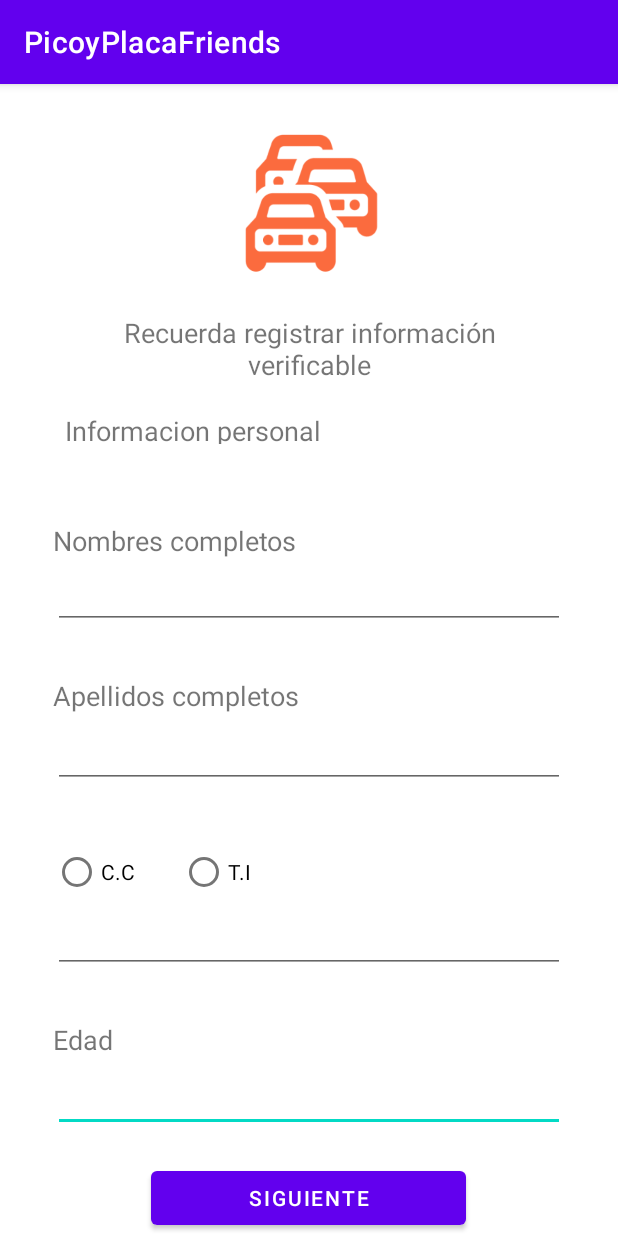
After one commit to camilovivas/PicoyPlacaFriends, an Android app: the PersonalInfoActivity screen opened directly, with no data from a screen before it, on a phone screen of 412 x 824 dp. The commit adds this screen. Run offline under Robolectric (Android 15) with nearby library versions, the phone set to English and light mode, and no system bars.

Commit message:
UserAndPassword and PersonalInfo Activity was added.

```diff
--- a/app/src/main/AndroidManifest.xml
+++ b/app/src/main/AndroidManifest.xml
@@ -9,6 +9,12 @@
         android:roundIcon="@mipmap/ic_launcher_round"
         android:supportsRtl="true"
         android:theme="@style/Theme.PicoyPlacaFriends">
+        <activity
+            android:name=".registro.UserAndPasswordActivity"
+            android:exported="false" />
+        <activity
+            android:name=".registro.PersonalInfoActivity"
+            android:exported="false" />
         <activity
             android:name=".registro.ContactInformationActivity"
             android:exported="false" />
--- /dev/null
+++ b/app/src/main/java/com/example/picoyplacafriends/registro/PersonalInfoActivity.java
@@ -0,0 +1,79 @@
+package com.example.picoyplacafriends.registro;
+
+import androidx.appcompat.app.AppCompatActivity;
+
+import android.content.Intent;
+import android.os.Bundle;
+import android.view.View;
+import android.widget.Button;
+import android.widget.EditText;
+import android.widget.RadioButton;
+
+import com.example.picoyplacafriends.R;
+
+public class PersonalInfoActivity extends AppCompatActivity {
+
+    private EditText txEAge;
+    private EditText txELastName;
+    private EditText txEName;
+    private EditText txEDocument;
+    private RadioButton rbCitizenshipCard;
+    private RadioButton rbIdentityCard;
+    private Button btNextActivity;
+
+    @Override
+    protected void onCreate(Bundle savedInstanceState) {
+        super.onCreate(savedInstanceState);
+        setContentView(R.layout.activity_personal_info);
+
+        //Referencias de los atributos a inicializar
+        txEAge = findViewById(R.id.txEAge);
+        txELastName = findViewById(R.id.txELastName);
+        txEName = findViewById(R.id.txEName);
+        txEDocument = findViewById(R.id.txEDocument);
+        rbCitizenshipCard = findViewById(R.id.rbCitizenshipCard);
+        rbIdentityCard = findViewById(R.id.rbIdentityCard);
+        btNextActivity = findViewById(R.id.btNextActivity);
+        addPersonInfo();
+    }
+
+    /**
+     * Recoge la información de una persona para ser tratada más adelante.
+     */
+    private void addPersonInfo(){
+        String name = txEName.getText().toString();
+        String lastName = txELastName.getText().toString();
+        String document = txEDocument.getText().toString();
+        String age = txEAge.getText().toString();
+
+        btNextActivity.setOnClickListener(v ->{
+            //INTENT: Se lanza la actividad de correspondiente a la información de un vehiculo
+            Intent intent = new Intent(this, VehicleInfo.class);
+            startActivity(intent);
+        });
+    }
+
+    /**
+     * Permite verficicar que radio button fue seleccionado.
+     * @param view
+     */
+    public void onRadioButtonClicked(View view) {
+        boolean ismarket = ((RadioButton) view).isChecked();
+
+        switch (view.getId()) {
+            case R.id.rbIdentityCard:
+                if (ismarket) {
+                    txEDocument.setHint("Digite su número de su cédula de ciudadanía ");
+                    // Aquí se realizará el proceso de validación de la cédula de ciudadanía
+                }
+                break;
+
+            case R.id.rbCitizenshipCard:
+                if (ismarket) {
+                    txEDocument.setHint("Digite su tarjeta de identidad");
+                    // Aquí se realizará el proceso de validación de la tarjeta de identidad
+                }
+                break;
+        }
+    }
+}
--- a/app/src/main/res/layout/activity_contact_information.xml
+++ b/app/src/main/res/layout/activity_contact_information.xml
@@ -8,8 +8,8 @@
 
     <ImageView
         android:id="@+id/logo"
-        android:layout_width="211dp"
-        android:layout_height="150dp"
+        android:layout_width="111dp"
+        android:layout_height="98dp"
         android:layout_marginStart="150dp"
         android:layout_marginTop="27dp"
         android:layout_marginEnd="150dp"
--- /dev/null
+++ b/app/src/main/res/layout/activity_personal_info.xml
@@ -0,0 +1,177 @@
+<?xml version="1.0" encoding="utf-8"?>
+<androidx.constraintlayout.widget.ConstraintLayout xmlns:android="http://schemas.android.com/apk/res/android"
+    xmlns:app="http://schemas.android.com/apk/res-auto"
+    xmlns:tools="http://schemas.android.com/tools"
+    android:layout_width="match_parent"
+    android:layout_height="match_parent"
+    tools:context=".registro.PersonalInfoActivity">
+
+    <EditText
+        android:id="@+id/txEAge"
+        android:layout_width="0dp"
+        android:layout_height="48dp"
+        android:layout_marginStart="35dp"
+        android:layout_marginTop="2dp"
+        android:layout_marginEnd="35dp"
+        android:ems="10"
+        android:inputType="textPersonName"
+        app:layout_constraintEnd_toEndOf="parent"
+        app:layout_constraintHorizontal_bias="0.492"
+        app:layout_constraintStart_toStartOf="parent"
+        app:layout_constraintTop_toBottomOf="@+id/textView19" />
+
+    <TextView
+        android:id="@+id/textView19"
+        android:layout_width="187dp"
+        android:layout_height="24dp"
+        android:layout_marginStart="35dp"
+        android:layout_marginTop="32dp"
+        android:layout_marginEnd="179dp"
+        android:text="Edad"
+        android:textSize="18sp"
+        app:layout_constraintEnd_toEndOf="parent"
+        app:layout_constraintHorizontal_bias="0.0"
+        app:layout_constraintStart_toStartOf="parent"
+        app:layout_constraintTop_toBottomOf="@+id/txEDocument" />
+
+    <EditText
+        android:id="@+id/txELastName"
+        android:layout_width="0dp"
+        android:layout_height="48dp"
+        android:layout_marginStart="35dp"
+        android:layout_marginTop="2dp"
+        android:layout_marginEnd="35dp"
+        android:ems="10"
+        android:inputType="textPersonName"
+        app:layout_constraintEnd_toEndOf="parent"
+        app:layout_constraintHorizontal_bias="0.492"
+        app:layout_constraintStart_toStartOf="parent"
+        app:layout_constraintTop_toBottomOf="@+id/textView18" />
+
+    <TextView
+        android:id="@+id/textView18"
+        android:layout_width="187dp"
+        android:layout_height="24dp"
+        android:layout_marginStart="35dp"
+        android:layout_marginTop="32dp"
+        android:layout_marginEnd="179dp"
+        android:text="Apellidos completos"
+        android:textSize="18sp"
+        app:layout_constraintEnd_toEndOf="parent"
+        app:layout_constraintHorizontal_bias="0.0"
+        app:layout_constraintStart_toStartOf="parent"
+        app:layout_constraintTop_toBottomOf="@+id/txEName" />
+
+    <ImageView
+        android:id="@+id/imageView8"
+        android:layout_width="111dp"
+        android:layout_height="98dp"
+        android:layout_marginTop="28dp"
+        app:layout_constraintEnd_toEndOf="parent"
+        app:layout_constraintStart_toStartOf="parent"
+        app:layout_constraintTop_toTopOf="parent"
+        app:srcCompat="@drawable/logo" />
+
+    <TextView
+        android:id="@+id/textView11"
+        android:layout_width="293dp"
+        android:layout_height="42dp"
+        android:layout_marginTop="27dp"
+        android:text="Recuerda registrar información verificable"
+        android:textAlignment="center"
+        android:textSize="18sp"
+        app:layout_constraintEnd_toEndOf="parent"
+        app:layout_constraintStart_toStartOf="parent"
+        app:layout_constraintTop_toBottomOf="@+id/imageView8" />
+
+    <TextView
+        android:id="@+id/textView16"
+        android:layout_width="189dp"
+        android:layout_height="21dp"
+        android:layout_marginStart="43dp"
+        android:layout_marginTop="23dp"
+        android:layout_marginEnd="179dp"
+        android:text="Informacion personal"
+        android:textSize="18sp"
+        app:layout_constraintEnd_toEndOf="parent"
+        app:layout_constraintStart_toStartOf="parent"
+        app:layout_constraintTop_toBottomOf="@+id/textView11" />
+
+    <TextView
+        android:id="@+id/textView17"
+        android:layout_width="187dp"
+        android:layout_height="24dp"
+        android:layout_marginStart="35dp"
+        android:layout_marginTop="52dp"
+        android:layout_marginEnd="179dp"
+        android:text="Nombres completos"
+        android:textSize="18sp"
+        app:layout_constraintEnd_toEndOf="parent"
+        app:layout_constraintHorizontal_bias="0.0"
+        app:layout_constraintStart_toStartOf="parent"
+        app:layout_constraintTop_toBottomOf="@+id/textView16" />
+
+    <EditText
+        android:id="@+id/txEName"
+        android:layout_width="0dp"
+        android:layout_height="wrap_content"
+        android:layout_marginStart="35dp"
+        android:layout_marginTop="2dp"
+        android:layout_marginEnd="35dp"
+        android:ems="10"
+        android:inputType="textPersonName"
+        app:layout_constraintEnd_toEndOf="parent"
+        app:layout_constraintHorizontal_bias="0.492"
+        app:layout_constraintStart_toStartOf="parent"
+        app:layout_constraintTop_toBottomOf="@+id/textView17" />
+
+    <EditText
+        android:id="@+id/txEDocument"
+        android:layout_width="0dp"
+        android:layout_height="41dp"
+        android:layout_marginStart="35dp"
+        android:layout_marginTop="2dp"
+        android:layout_marginEnd="35dp"
+        android:ems="10"
+        android:inputType="textPersonName"
+        app:layout_constraintEnd_toEndOf="parent"
+        app:layout_constraintHorizontal_bias="0.0"
+        app:layout_constraintStart_toStartOf="parent"
+        app:layout_constraintTop_toBottomOf="@+id/rbIdentityCard" />
+
+    <RadioButton
+        android:id="@+id/rbCitizenshipCard"
+        android:layout_width="wrap_content"
+        android:layout_height="wrap_content"
+        android:layout_marginStart="35dp"
+        android:layout_marginTop="32dp"
+        android:text="C.C"
+        app:layout_constraintStart_toStartOf="parent"
+        app:layout_constraintTop_toBottomOf="@+id/txELastName" />
+
+    <RadioButton
+        android:id="@+id/rbIdentityCard"
+        android:layout_width="0dp"
+        android:layout_height="wrap_content"
+        android:layout_marginStart="30dp"
+        android:layout_marginTop="32dp"
+        android:layout_marginEnd="222dp"
+        android:text="T.I"
+        app:layout_constraintEnd_toEndOf="parent"
+        app:layout_constraintStart_toEndOf="@+id/rbCitizenshipCard"
+        app:layout_constraintTop_toBottomOf="@+id/txELastName" />
+
+    <Button
+        android:id="@+id/btNextActivity"
+        android:layout_width="210dp"
+        android:layout_height="wrap_content"
+        android:layout_marginTop="20dp"
+        android:text="Siguiente"
+        app:layout_constraintBottom_toBottomOf="parent"
+        app:layout_constraintEnd_toEndOf="parent"
+        app:layout_constraintHorizontal_bias="0.497"
+        app:layout_constraintStart_toStartOf="parent"
+        app:layout_constraintTop_toBottomOf="@+id/txEAge"
+        app:layout_constraintVertical_bias="0.0" />
+
+</androidx.constraintlayout.widget.ConstraintLayout>
```
Also changed, not shown: app/src/main/java/com/example/picoyplacafriends/registro/ContactInformationActivity.java (+19 -5 lines), app/src/main/java/com/example/picoyplacafriends/registro/UserAndPasswordActivity.java (added, +59 -0 lines), app/src/main/java/com/example/picoyplacafriends/registro/VehicleInfo.java (+14 -0 lines), app/src/main/res/layout/activity_user_and_password.xml (added, +159 -0 lines), app/src/main/res/layout/activity_vehicle_info.xml (+13 -1 lines).
